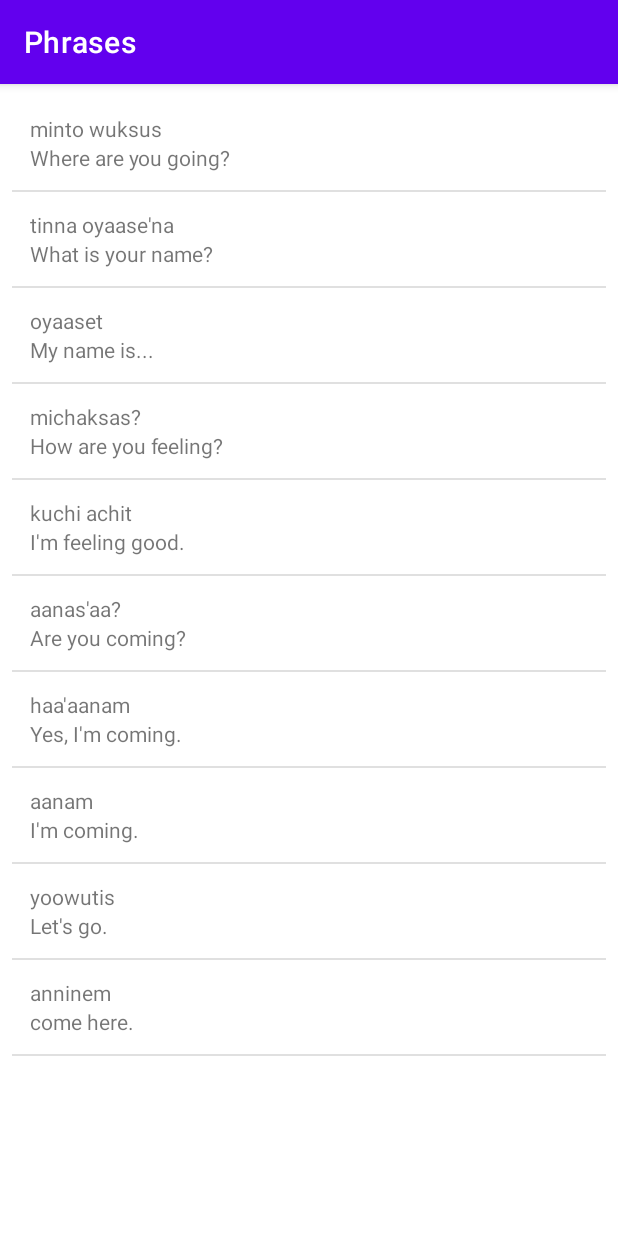
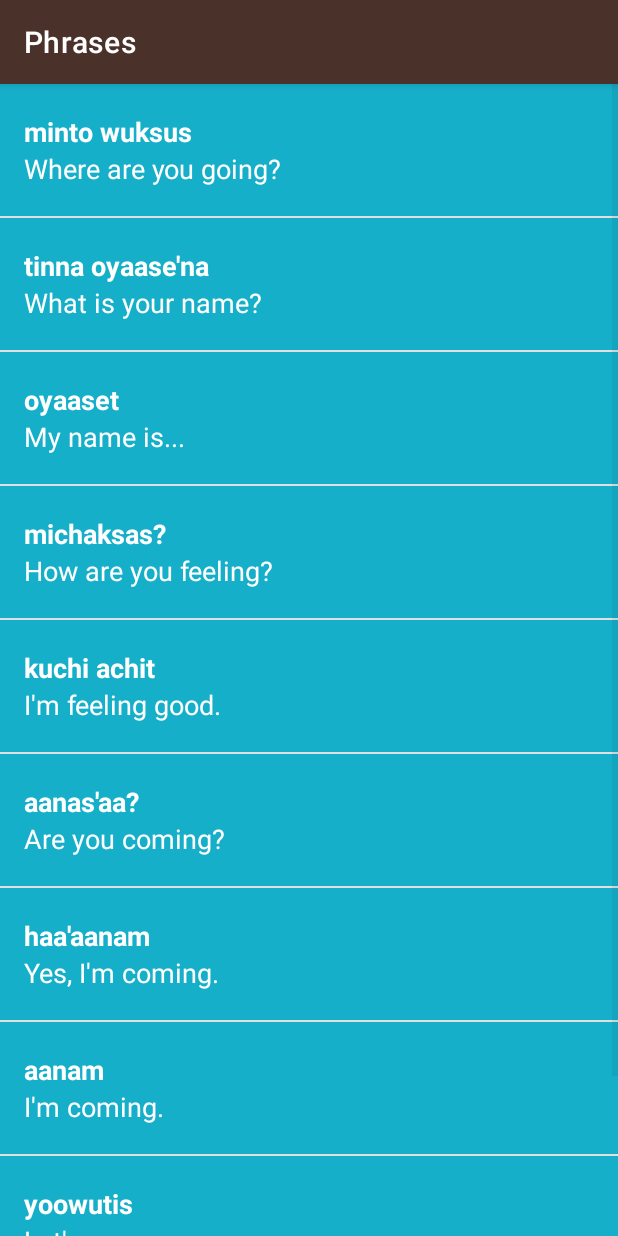
Before and after one commit to ad17ya/myMiwok, an Android app: the PhrasesActivity screen opened directly, with no data from a screen before it, on a phone screen of 412 x 824 dp. Run offline under Robolectric (Android 15) with nearby library versions, the phone set to English and light mode, and no system bars.

Commit message:
Final Visual touches.

```diff
--- a/app/src/main/java/com/dev/miwok/ColorsActivity.java
+++ b/app/src/main/java/com/dev/miwok/ColorsActivity.java
@@ -25,7 +25,7 @@ public class ColorsActivity extends AppCompatActivity {
         words.add(new word("dusty yellow","topiisa", R.drawable.color_dusty_yellow));
         words.add(new word("mustard yellow","chiwiita", R.drawable.color_mustard_yellow));
 
-        WordAdapter adapter = new WordAdapter(this,words);
+        WordAdapter adapter = new WordAdapter(this,words, R.color.category_colors);
         ListView listView = (ListView) findViewById(R.id.list);
         listView.setAdapter(adapter);
     }
--- a/app/src/main/java/com/dev/miwok/FamilyActivity.java
+++ b/app/src/main/java/com/dev/miwok/FamilyActivity.java
@@ -26,7 +26,7 @@ public class FamilyActivity extends AppCompatActivity {
         words.add(new word("grandmother","ama", R.drawable.family_grandmother));
         words.add(new word("grandfather","paapa", R.drawable.family_grandfather));
 
-        WordAdapter adapter = new WordAdapter(this,words);
+        WordAdapter adapter = new WordAdapter(this,words, R.color.category_family);
         ListView listView = (ListView) findViewById(R.id.list);
         listView.setAdapter(adapter);
     }
--- a/app/src/main/java/com/dev/miwok/NumbersActivity.java
+++ b/app/src/main/java/com/dev/miwok/NumbersActivity.java
@@ -33,7 +33,7 @@ public class NumbersActivity extends AppCompatActivity {
         words.add(new word("nine","wo'e", R.drawable.number_nine));
         words.add(new word("ten","na'aacha", R.drawable.number_ten));
 
-        WordAdapter adapter = new WordAdapter(this,words);
+        WordAdapter adapter = new WordAdapter(this,words, R.color.category_numbers);
         ListView listView = (ListView) findViewById(R.id.list);
         listView.setAdapter(adapter);
     }
--- a/app/src/main/java/com/dev/miwok/PhrasesActivity.java
+++ b/app/src/main/java/com/dev/miwok/PhrasesActivity.java
@@ -26,7 +26,7 @@ public class PhrasesActivity extends AppCompatActivity {
         words.add(new word("Let's go.","yoowutis"));
         words.add(new word("come here.","anninem"));
 
-        WordAdapter adapter = new WordAdapter(this,words);
+        WordAdapter adapter = new WordAdapter(this,words,R.color.category_phrases);
         ListView listView = (ListView) findViewById(R.id.list);
         listView.setAdapter(adapter);
     }
--- a/app/src/main/java/com/dev/miwok/WordAdapter.java
+++ b/app/src/main/java/com/dev/miwok/WordAdapter.java
@@ -11,13 +11,18 @@ import android.widget.TextView;
 
 import androidx.annotation.NonNull;
 import androidx.annotation.Nullable;
+import androidx.core.content.ContextCompat;
 
 import java.util.ArrayList;
 
 public class WordAdapter extends ArrayAdapter<word> {
 
-    public WordAdapter(Activity context, ArrayList<word> words){
+    //resource id to store colour adapter
+    private int mColorResoureId;
+
+    public WordAdapter(Activity context, ArrayList<word> words, int mColorResoureId){
         super(context,0,words);
+        this.mColorResoureId = mColorResoureId;
     }
 
     @NonNull
@@ -53,6 +58,10 @@ public class WordAdapter extends ArrayAdapter<word> {
             imageView.setVisibility(View.GONE);
         }
 
+        View textContainer = listItemView.findViewById(R.id.text_container);
+        int color = ContextCompat.getColor(getContext(),mColorResoureId);
+        textContainer.setBackgroundColor(color);
+
         // Return the whole list item layout (containing 2 TextViews and an ImageView)
         // so that it can be shown in the ListView
         return listItemView;
--- a/app/src/main/res/layout/activity_colors.xml
+++ b/app/src/main/res/layout/activity_colors.xml
@@ -5,6 +5,5 @@
     android:orientation="vertical"
     android:layout_width="match_parent"
     android:layout_height="match_parent"
-    android:padding="8dp"
     tools:context=".ColorsActivity"
     />
--- a/app/src/main/res/layout/activity_family.xml
+++ b/app/src/main/res/layout/activity_family.xml
@@ -5,6 +5,5 @@
     android:orientation="vertical"
     android:layout_width="match_parent"
     android:layout_height="match_parent"
-    android:padding="8dp"
     tools:context=".FamilyActivity"
     />
--- a/app/src/main/res/layout/activity_main.xml
+++ b/app/src/main/res/layout/activity_main.xml
@@ -5,7 +5,7 @@
     xmlns:tools="http://schemas.android.com/tools"
     android:layout_width="match_parent"
     android:layout_height="match_parent"
-    android:background="@color/black"
+    android:background="@color/tan_background"
     android:orientation="vertical"
     tools:context=".MainActivity">
 
@@ -34,7 +34,7 @@
         android:id="@+id/phrases"
         style="@style/CategoryStyle"
         android:text="@string/category_phrases"
-        android:background="@color/teal_700"
+        android:background="@color/category_phrases"
         />
 
 </LinearLayout>
--- a/app/src/main/res/layout/activity_numbers.xml
+++ b/app/src/main/res/layout/activity_numbers.xml
@@ -5,6 +5,5 @@
     android:orientation="vertical"
     android:layout_width="match_parent"
     android:layout_height="match_parent"
-    android:padding="8dp"
     tools:context=".NumbersActivity"
     />
--- a/app/src/main/res/layout/activity_phrases.xml
+++ b/app/src/main/res/layout/activity_phrases.xml
@@ -5,6 +5,5 @@ android:id="@+id/list"
 android:orientation="vertical"
 android:layout_width="match_parent"
 android:layout_height="match_parent"
-android:padding="8dp"
 tools:context=".PhrasesActivity"
     />
--- a/app/src/main/res/layout/list_item.xml
+++ b/app/src/main/res/layout/list_item.xml
@@ -1,32 +1,46 @@
 <?xml version="1.0" encoding="utf-8"?>
 <LinearLayout xmlns:android="http://schemas.android.com/apk/res/android"
     xmlns:tools="http://schemas.android.com/tools"
-    android:orientation="horizontal" android:layout_width="match_parent"
+    android:layout_width="match_parent"
     android:layout_height="match_parent"
-    android:padding="6dp"
+    android:minHeight="@dimen/list_item_height"
+    android:background="@color/tan_background"
+    android:orientation="horizontal"
     >
 
     <ImageView
-        android:layout_width="wrap_content"
-        android:layout_height="match_parent"
+        android:layout_width="@dimen/list_item_height"
+        android:layout_height="@dimen/list_item_height"
         android:id="@+id/image_view"
         />
 
-    <LinearLayout android:orientation="vertical" android:layout_width="match_parent"
+    <LinearLayout android:orientation="vertical"
+        android:layout_width="match_parent"
         android:layout_height="match_parent"
-        android:padding="6dp"
+        android:id="@+id/text_container"
+        android:background="@color/category_numbers"
+        android:paddingLeft="16dp"
         >
 
         <TextView
             android:layout_width="match_parent"
-            android:layout_height="wrap_content"
             android:id="@+id/miwok_text_view"
+            android:layout_height="0dp"
+            android:layout_weight="1"
+            android:gravity="bottom"
+            android:textAppearance="@style/TextAppearance.AppCompat.Medium"
+            android:textStyle="bold"
+            android:textColor="@color/white"
             tools:text="lutti"
             />
 
         <TextView
             android:layout_width="match_parent"
-            android:layout_height="wrap_content"
+            android:layout_height="0dp"
+            android:layout_weight="1"
+            android:gravity="top"
+            android:textAppearance="@style/TextAppearance.AppCompat.Medium"
+            android:textColor="@color/white"
             android:id="@+id/default_text_view"
             tools:text="one"
             />
--- a/app/src/main/res/values/colors.xml
+++ b/app/src/main/res/values/colors.xml
@@ -8,6 +8,9 @@
 
     <!-- Background color for app -->
     <color name="tan_background">#FFF7DA</color>
+
+    <!-- Background color for the numbers category -->
+    <color name="category_phrases">#16AFCA</color>
 
     <!-- Background color for the numbers category -->
     <color name="category_numbers">#FD8E09</color>
--- a/app/src/main/res/values/dimens.xml
+++ b/app/src/main/res/values/dimens.xml
@@ -3,6 +3,6 @@
     <!-- Height of each list item -->
     <dimen name="list_item_height">88dp</dimen>
     <!-- Default screen margins, per the Android Design guidelines. -->
-    <dimen name="activity_horizontal_margin">16dp</dimen>
-    <dimen name="activity_vertical_margin">16dp</dimen>
+<!--    <dimen name="activity_horizontal_margin">16dp</dimen>-->
+<!--    <dimen name="activity_vertical_margin">16dp</dimen>-->
 </resources>
--- a/app/src/main/res/values/strings.xml
+++ b/app/src/main/res/values/strings.xml
@@ -1,6 +1,6 @@
 <resources>
     <!-- Title for the application. [CHAR LIMIT=12] -->
-    <string name="app_name">my_miwok</string>
+    <string name="app_name">Miwok</string>
 
     <!-- Category name for phrases [CHAR LIMIT=20] -->
     <string name="category_phrases">Phrases</string>
--- a/app/src/main/res/values/themes.xml
+++ b/app/src/main/res/values/themes.xml
@@ -2,13 +2,13 @@
     <!-- Base application theme. -->
     <style name="Theme.My_miwok" parent="Theme.MaterialComponents.DayNight.DarkActionBar">
         <!-- Primary brand color. -->
-        <item name="colorPrimary">@color/purple_500</item>
-        <item name="colorPrimaryVariant">@color/purple_700</item>
+        <item name="colorPrimary">@color/primary_color</item>
+        <item name="colorPrimaryVariant">@color/primary_dark_color</item>
         <item name="colorOnPrimary">@color/white</item>
         <!-- Secondary brand color. -->
-        <item name="colorSecondary">@color/teal_200</item>
-        <item name="colorSecondaryVariant">@color/teal_700</item>
-        <item name="colorOnSecondary">@color/black</item>
+        <item name="colorSecondary">@color/primary_color</item>
+        <item name="colorSecondaryVariant">@color/primary_dark_color</item>
+        <item name="colorOnSecondary">@color/white</item>
         <!-- Status bar color. -->
         <item name="android:statusBarColor" tools:targetApi="l">?attr/colorPrimaryVariant</item>
         <!-- Customize your theme here. -->
```
